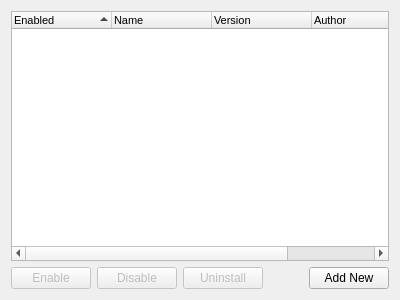
ibedard16/Runtime, file meg_runtime/ui/pluginspanel.ui: the form before one commit.
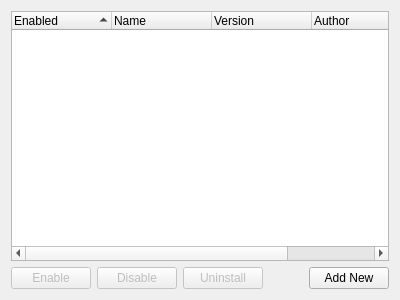
The form after the commit.

Commit message: Fix UI plugins panel tree font

What changed in the file:
```diff
--- a/meg_runtime/ui/pluginspanel.ui
+++ b/meg_runtime/ui/pluginspanel.ui
@@ -13,11 +13,6 @@
   <layout class="QVBoxLayout" name="verticalLayout">
    <item>
     <widget class="QTreeWidget" name="pluginList">
-     <property name="font">
-      <font>
-       <pointsize>8</pointsize>
-      </font>
-     </property>
      <property name="alternatingRowColors">
       <bool>true</bool>
      </property>
```
Left out of the diff: 3 changed lines with no effect on the pictures.
